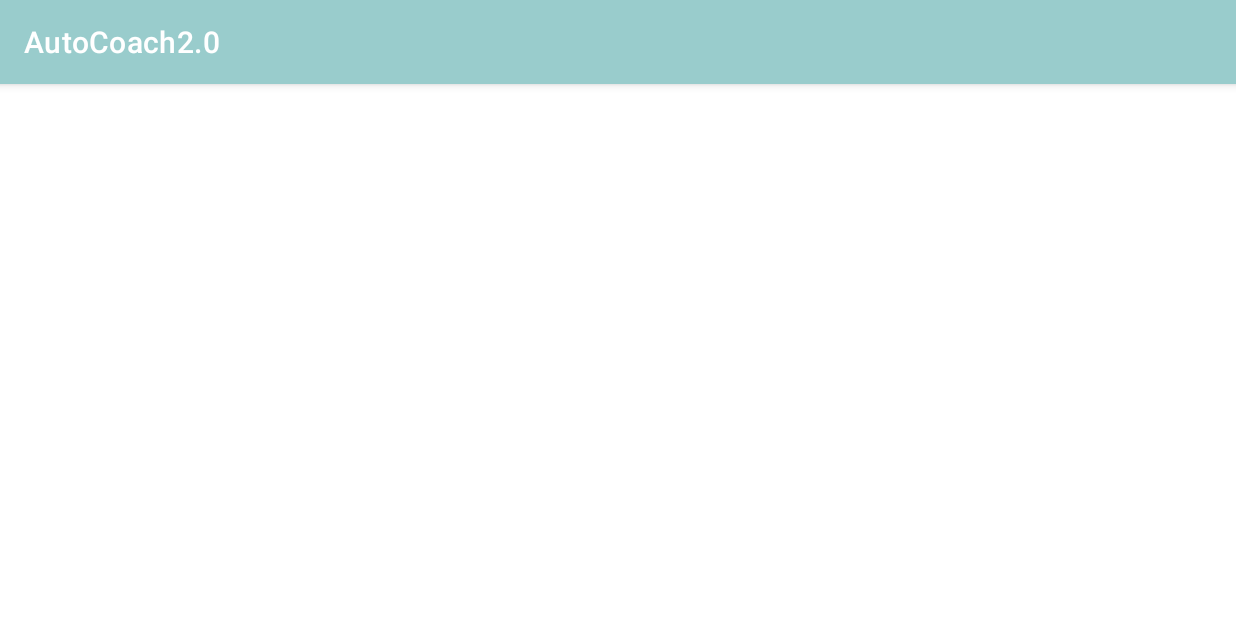
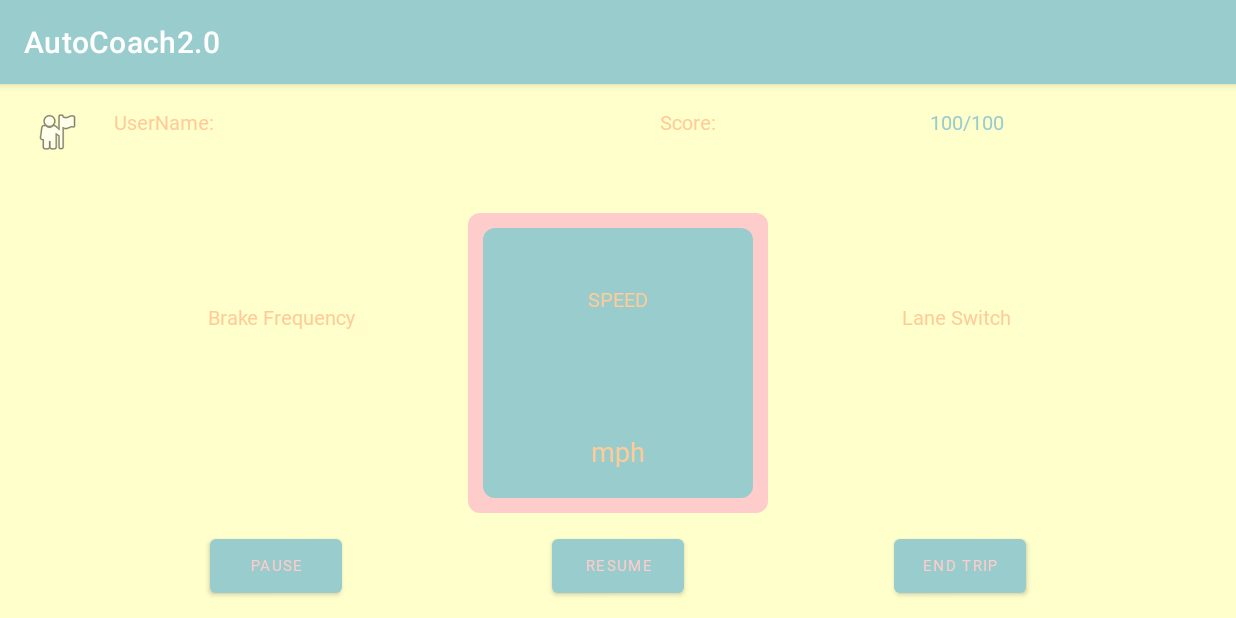
Before and after one commit to xueningleng/AutoCoach2.0, an Android app: the StartAutoCoachActivity screen opened directly, with no data from a screen before it, on a phone screen of 824 x 412 dp (held sideways). Run offline under Robolectric (Android 15) with nearby library versions, the phone set to English and light mode, and no system bars; our stand-ins replace Firebase (no records; nobody signed in at launch, a user with empty details on screens opened directly); Roboto replaces fonts that are not available here.

Commit message:
abandoned mySQL, making changes to original database but facing trouble in updating user profile

```diff
--- a/app/src/main/AndroidManifest.xml
+++ b/app/src/main/AndroidManifest.xml
@@ -34,7 +34,9 @@
             android:screenOrientation="landscape"></activity>
         <activity android:name=".Activities.StartAutoCoachActivity"
             android:configChanges="orientation"
-            android:screenOrientation="landscape"></activity>
+            android:screenOrientation="landscape">
+
+        </activity>
 
         <meta-data
             android:name="preloaded_fonts"
--- a/app/src/main/java/com/example/autocoach20/Activities/Databases/TripDatabase/DbHelper.java
+++ b/app/src/main/java/com/example/autocoach20/Activities/Databases/TripDatabase/DbHelper.java
@@ -25,6 +25,7 @@ public class DbHelper extends SQLiteOpenHelper {
     public void onCreate(SQLiteDatabase db) {
         db.execSQL(SQL_CREATE_USER);
         db.execSQL(SQL_CREATE_TRIP);
+        db.execSQL(SQL_CREATE_SPEEDRECORD);
         db.execSQL(SQL_CREATE_EVENT);
         db.execSQL(SQL_CREATE_PATTERN_WINDOW);
         db.execSQL(SQL_CREATE_RECOMMENDATION);
@@ -36,6 +37,7 @@ public class DbHelper extends SQLiteOpenHelper {
         // to simply to discard the data and start over
         db.execSQL(SQL_DELETE_USER);
         db.execSQL(SQL_DELETE_TRIP);
+        db.execSQL(SQL_DELETE_SPEEDRECORD);
         db.execSQL(SQL_DELETE_EVENT);
         db.execSQL(SQL_DELETE_PATTERN_WINDOW);
         db.execSQL(SQL_DELETE_RECOMMENDATION);
@@ -61,7 +63,9 @@ public class DbHelper extends SQLiteOpenHelper {
                     FeedReaderContract.FeedEntry.COLUMN_UID + " VARCHAR PRIMARY KEY, " +
                     FeedReaderContract.FeedEntry.COLUMN_FIRST_NAME + " TEXT, " +
                     FeedReaderContract.FeedEntry.COLUMN_LAST_NAME + " TEXT, " +
-                    FeedReaderContract.FeedEntry.COLUMN_CREATED_AT + " LONG " +
+                    FeedReaderContract.FeedEntry.COLUMN_CREATED_AT + " LONG," +
+                    FeedReaderContract.FeedEntry.COLUMN_GENDER + " INT, " +
+                    FeedReaderContract.FeedEntry.COLUMN_AGE + " INT " +
                     ")";
 
     private static final String SQL_CREATE_TRIP =
@@ -75,6 +79,14 @@ public class DbHelper extends SQLiteOpenHelper {
                     "FOREIGN KEY (" + FeedReaderContract.FeedEntry.COLUMN_USER_ID + ") REFERENCES " + FeedReaderContract.FeedEntry.TABLE_USER + " (" + FeedReaderContract.FeedEntry.COLUMN_UID + ")" +
                     ")";
 
+    private static final String SQL_CREATE_SPEEDRECORD =
+            "CREATE TABLE " + FeedReaderContract.FeedEntry.TABLE_SPEEDRECORD+ " (" +
+                    FeedReaderContract.FeedEntry.COLUMN_RECORD_ID + " INTEGER PRIMARY KEY AUTOINCREMENT NOT NULL, " +
+                    FeedReaderContract.FeedEntry.COLUMN_TRIP_ID+ " INTEGER, " +
+                    FeedReaderContract.FeedEntry.COLUMN_SPEED + " INT, " +
+                    FeedReaderContract.FeedEntry.COLUMN_TIMESTAMP + " TIMESTAMP, " +
+                    "FOREIGN KEY (" + FeedReaderContract.FeedEntry.COLUMN_TRIP_ID + ") REFERENCES " + FeedReaderContract.FeedEntry.TABLE_TRIP + " (" + FeedReaderContract.FeedEntry.COLUMN_TRIP_ID + ")" +
+                    ")";
     private static final String SQL_CREATE_EVENT =
             "CREATE TABLE " + FeedReaderContract.FeedEntry.TABLE_EVENT + " (" +
                     FeedReaderContract.FeedEntry.COLUMN_ID + " INTEGER PRIMARY KEY AUTOINCREMENT NOT NULL, " + //For all trips
@@ -124,6 +136,9 @@ public class DbHelper extends SQLiteOpenHelper {
     private static final String SQL_DELETE_PATTERN_WINDOW =
             "DROP TABLE IF EXISTS " + FeedReaderContract.FeedEntry.TABLE_PATTERN_WINDOW;
 
+    private static final String SQL_DELETE_SPEEDRECORD =
+            "DROP TABLE IF EXISTS " + FeedReaderContract.FeedEntry.TABLE_SPEEDRECORD;
+
     private static final String SQL_DELETE_EVENT =
             "DROP TABLE IF EXISTS " + FeedReaderContract.FeedEntry.TABLE_EVENT;
 
--- a/app/src/main/java/com/example/autocoach20/Activities/Model/Trip.java
+++ b/app/src/main/java/com/example/autocoach20/Activities/Model/Trip.java
@@ -1,6 +1,4 @@
 package com.example.autocoach20.Activities.Model;
-
-import com.example.autocoach20.Activities.DBOperations;
 
 public class Trip {
 
@@ -9,7 +7,6 @@ public class Trip {
     private long tripEndTime;
     private String tripUserId;
     private double tripScore; //Average score of all trip windows
-    DBOperations mydb = new DBOperations();
 
     public Trip(int tripId, long tripStartTime, String tripUserId) {
         this.tripId = tripId;
--- a/app/src/main/java/com/example/autocoach20/Activities/StartAutoCoachActivity.java
+++ b/app/src/main/java/com/example/autocoach20/Activities/StartAutoCoachActivity.java
@@ -38,6 +38,7 @@ import com.google.firebase.auth.FirebaseUser;
 import com.google.firebase.firestore.DocumentReference;
 import com.google.firebase.firestore.FirebaseFirestore;
 
+import java.sql.Timestamp;
 import java.util.List;
 
 public class StartAutoCoachActivity extends AppCompatActivity {
@@ -53,14 +54,14 @@ public class StartAutoCoachActivity extends AppCompatActivity {
         return running;
     }
     //ui items
-    private Button end_btn;
-    private TextView display_uname;
-    private TextView display_score;
+    private Button end_btn, pause_btn,resume_btn;
+    private TextView display_uname_hint,display_uname;
+    private TextView display_score_hint,display_score;
     private TextView display_speed;
     private int speed;
     //trip info
-    DBOperations mydb = new DBOperations();
-    //Operations dbOperations = new Operations();
+    //DBOperations mydb = new DBOperations();
+    Operations dbOperations = new Operations();
     public int DBTripId;
     public int getDBTripId () { return DBTripId; }
     public Trip trip;
@@ -120,38 +121,28 @@ public class StartAutoCoachActivity extends AppCompatActivity {
     protected void onCreate(Bundle savedInstanceState){
         super.onCreate(savedInstanceState);
 
-        Intent intent = getIntent();
+        //Intent intent = getIntent();
+
         setContentView(R.layout.activity_startcoach20);
+        initializeUI();
+        /*pause_btn.setOnClickListener(new View.OnClickListener(){
+            @Override
+            public void onClick(View v){
+                onPause();
+            }
+        });
+        resume_btn.setOnClickListener(new View.OnClickListener(){
+            @Override
+            public void onClick(View v){onResume();}
+        });*/
         fbUser = FirebaseAuth.getInstance().getCurrentUser();
         user = new User(fbUser,20,0);
-        //create tables on database
-        try{
 
-            if (!mydb.checkTableExist("trips")) {
-                mydb.createTripTable();
-            }
-            if (!mydb.checkTableExist("users")){
-                mydb.createUserTable();
-            }
-            if (!mydb.checkTableExist("records")) {
-                mydb.createRecordTable();
-            }
-        }catch(Exception e){
-            System.out.println("SQLException: " + e.getMessage());
-            System.out.println("Cause: " + e.getCause());
-        }
-        trip.setTripStartTime(System.currentTimeMillis());
-        trip.setTripEndTime(0);
-        try{
-           DBTripId = mydb.insertTrip(fbUser.getUid(),trip.getTripStartTime(),trip.getTripEndTime());
-        } catch (Exception e) {
-            e.printStackTrace();
-        }
-        try {
-            trip = mydb.fetchTripData(DBTripId);
-        } catch (Exception e) {
-            e.printStackTrace();
-        }
+        long tripStartTime = System.currentTimeMillis();
+        dbOperations.addToTableTrip(getApplicationContext(), fbUser.getUid(), 0 ,tripStartTime, 0,0);
+        trip = dbOperations.readCurrentTripDetails(this); //Read trip information
+
+        updateUI();
 
         //android library
         locationManager = (LocationManager) getSystemService(Context.LOCATION_SERVICE);
@@ -180,15 +171,12 @@ public class StartAutoCoachActivity extends AppCompatActivity {
         if (ContextCompat.checkSelfPermission(this,android.Manifest.permission.ACCESS_FINE_LOCATION)== PackageManager.PERMISSION_GRANTED) {
             //Get location service
             locationManager = (LocationManager) getSystemService(Context.LOCATION_SERVICE);
-            /*
-            Get the currently available location providers
-            List<String> list = locationManager.getProviders(true);
-            */
 
             Location location = locationManager.getLastKnownLocation(provider);
             if (location != null) {
                 int currentSpeed = updateSpeedByLocation(location);
-                mydb.insertRecord(getDBTripId(),currentSpeed);
+                Timestamp timestamp = new Timestamp(System.currentTimeMillis());
+                dbOperations.addToTableSpeedRecord(getApplicationContext(),getDBTripId(),currentSpeed,timestamp);
                 display_speed.setText(currentSpeed);
             }
             //Set the timer for 5 seconds to request location information
@@ -210,11 +198,7 @@ public class StartAutoCoachActivity extends AppCompatActivity {
                     But its okay for now
                      */
                         new Thread(() -> {
-                            try {
-                                mydb.insertUser(fbUser.getUid(), fbUser.getDisplayName(), fbUser.getEmail());
-                            }catch (Exception e) {
-                                e.printStackTrace();
-                            }
+                            dbOperations.addToTableUser(documentReference, getApplicationContext(), fbUser);
                         }).start();
                     }
                 })
@@ -260,7 +244,8 @@ public class StartAutoCoachActivity extends AppCompatActivity {
             running = false; // This variable controls the Feedback Activity Threads while loop
             //Update end time for the trip
             long tripEndTime = System.currentTimeMillis();
-            mydb.updateTrip(getDBTripId(),tripEndTime);
+            Operations op = new Operations();
+            op.updateTripRecord(this, getDBTripId(), tripEndTime, fbUser.getUid(), trip.getTripScore());
             /**
              * Uploading trip data without using the worker, bc the worker will take the old trip data
              * before it's been updated. So we update it, send it, then call the worker to upload
@@ -291,15 +276,15 @@ public class StartAutoCoachActivity extends AppCompatActivity {
             //Go to Summary Page
             //Intent intent = new Intent(StartAutoCoachActivity.this, SummaryActivity.class);
             finish();
-            startActivity(intent);
+            startActivity(getIntent());
         });
     }
 
-
-    /*@Nullable
+/*
+    @Nullable
     @Override
     public View onCreateView(@NonNull String name, @NonNull Context context, @NonNull AttributeSet attrs) {
-        setTheme(R.style.MySuperAppTheme);
+        setTheme(R.style.Theme_AutoCoach20);
         int SDK_INT = android.os.Build.VERSION.SDK_INT;
         if (SDK_INT > 8)
         {
@@ -311,8 +296,8 @@ public class StartAutoCoachActivity extends AppCompatActivity {
         }
 
         return super.onCreateView(name, context, attrs);
-    }*/
-
+    }
+*/
 
     // ************************************************************************** //
     // LOCATION MANAGER LISTENER
@@ -385,11 +370,27 @@ public class StartAutoCoachActivity extends AppCompatActivity {
 
 
     private void initializeUI(){
+        display_score_hint = findViewById(R.id.display_score_hint);
+        display_uname_hint = findViewById(R.id.display_name_hint);
         display_uname = findViewById(R.id.display_name);
         display_score = findViewById(R.id.display_score);
-        display_uname.setText("User ID: " + fbUser.getDisplayName());
+
+        pause_btn = findViewById(R.id.pause);
+        resume_btn = findViewById(R.id.resume);
+        end_btn = findViewById(R.id.endBtn);
+    }
+
+    private void updateUI(){
+        display_uname.setText(user.getUser_name());
         display_score.setText("100/100");
-        end_btn = findViewById(R.id.endBtn);
+    }
+
+    @Override
+    public void onPause() {
+        super.onPause();  // Always call the superclass method first
+
+        // Release the Camera because we don't need it when paused
+        // and other activities might need to use it.
 
     }
 
--- a/app/src/main/res/layout/activity_signup.xml
+++ b/app/src/main/res/layout/activity_signup.xml
@@ -61,7 +61,7 @@
             android:elevation="2dp"
             android:fontFamily="@font/sarpanch_bold"
             android:hint="Enter Nickname: "
-            android:inputType="textPassword"
+            android:inputType="textPersonName"
             android:textColor="@color/warm1"
             android:textColorHint="@color/warm4"
             android:textSize="20sp"
--- a/app/src/main/res/layout/activity_startcoach20.xml
+++ b/app/src/main/res/layout/activity_startcoach20.xml
@@ -11,40 +11,39 @@
         android:id="@+id/outter"
         android:layout_width="wrap_content"
         android:layout_height="wrap_content"
-        app:srcCompat="@drawable/speedometer"
+        app:layout_constraintBottom_toBottomOf="parent"
+        app:layout_constraintEnd_toEndOf="parent"
+        app:layout_constraintStart_toStartOf="parent"
         app:layout_constraintTop_toTopOf="@id/display_name"
-        app:layout_constraintBottom_toBottomOf="parent"
-        app:layout_constraintStart_toStartOf="parent"
-        app:layout_constraintEnd_toEndOf="parent"/>
+        app:srcCompat="@drawable/speedometer" />
 
 
     <ImageView
         android:id="@+id/inner"
         android:layout_width="wrap_content"
         android:layout_height="wrap_content"
-        app:srcCompat="@drawable/speedometerin"
+        app:layout_constraintBottom_toBottomOf="@id/outter"
+        app:layout_constraintEnd_toEndOf="@id/outter"
+        app:layout_constraintStart_toStartOf="@id/outter"
         app:layout_constraintTop_toTopOf="@id/outter"
-        app:layout_constraintBottom_toBottomOf="@id/outter"
-        app:layout_constraintStart_toStartOf="@id/outter"
-        app:layout_constraintEnd_toEndOf="@id/outter"
-        />
+        app:srcCompat="@drawable/speedometerin" />
 
     <LinearLayout
         android:id="@+id/groupdisplay"
         android:layout_width="wrap_content"
         android:layout_height="wrap_content"
-    app:layout_constraintTop_toBottomOf="@id/display_name"
+        android:orientation="horizontal"
         app:layout_constraintBottom_toBottomOf="parent"
+        app:layout_constraintEnd_toEndOf="parent"
         app:layout_constraintStart_toStartOf="parent"
-    app:layout_constraintEnd_toEndOf="parent"
-    android:orientation="horizontal"
-    android:elevation="@dimen/material_emphasis_disabled">
+        app:layout_constraintTop_toBottomOf="@id/display_name">
+
         <LinearLayout
             android:layout_width="200dp"
             android:layout_height="wrap_content"
             android:layout_gravity="center_vertical"
-        android:orientation="vertical"
-        >
+            android:orientation="vertical">
+
             <TextView
                 android:id="@+id/braketext"
                 android:layout_width="match_parent"
@@ -54,8 +53,8 @@
                 android:gravity="center"
                 android:text="Brake Frequency"
                 android:textColor="@color/warm2"
-            android:textSize="15dp"
-            />
+                android:textSize="13dp" />
+
             <TextView
                 android:id="@+id/brakewarn"
                 android:layout_width="match_parent"
@@ -65,22 +64,22 @@
                 android:gravity="center"
                 android:text=""
                 android:textColor="@color/warm1"
-            android:textSize="25dp"
                 android:textColorHighlight="@color/warm2"
-            />
+                android:textSize="22dp" />
 
         </LinearLayout>
+
         <LinearLayout
             android:layout_width="wrap_content"
             android:layout_height="wrap_content"
-        app:layout_constraintTop_toBottomOf="@id/display_name"
-        app:layout_constraintBottom_toBottomOf="parent"
-        app:layout_constraintStart_toStartOf="parent"
-        app:layout_constraintEnd_toEndOf="parent"
             android:layout_marginLeft="50dp"
             android:layout_marginRight="50dp"
             android:orientation="vertical"
-        android:elevation="@dimen/fui_field_padding_vert">
+            app:layout_constraintBottom_toBottomOf="parent"
+            app:layout_constraintEnd_toEndOf="parent"
+            app:layout_constraintStart_toStartOf="parent"
+            app:layout_constraintTop_toBottomOf="@id/display_name">
+
             <TextView
                 android:id="@+id/speedtext"
                 android:layout_width="150dp"
@@ -90,8 +89,8 @@
                 android:gravity="center"
                 android:text="SPEED"
                 android:textColor="@color/warm2"
-            android:textSize="15dp"
-            />
+                android:textSize="13dp" />
+
             <TextView
                 android:id="@+id/speednum"
                 android:layout_width="150dp"
@@ -101,9 +100,9 @@
                 android:gravity="center"
                 android:text=""
                 android:textColor="@color/dark_orange"
-            android:textSize="50dp"
                 android:textColorHighlight="@color/warm2"
-            />
+                android:textSize="45dp" />
+
             <TextView
                 android:id="@+id/speedunit"
                 android:layout_width="150dp"
@@ -113,8 +112,7 @@
                 android:gravity="center"
                 android:text="mph"
                 android:textColor="@color/warm2"
-            android:textSize="20dp"
-            />
+                android:textSize="18dp" />
 
         </LinearLayout>
 
@@ -122,8 +120,8 @@
             android:layout_width="200dp"
             android:layout_height="wrap_content"
             android:layout_gravity="center_vertical"
-        android:orientation="vertical"
-        >
+            android:orientation="vertical">
+
             <TextView
                 android:id="@+id/lanetext"
                 android:layout_width="match_parent"
@@ -133,8 +131,8 @@
                 android:gravity="center"
                 android:text="Lane Switch"
                 android:textColor="@color/warm2"
-            android:textSize="15dp"
-            />
+                android:textSize="13dp" />
+
             <TextView
                 android:id="@+id/lanewarn"
                 android:layout_width="match_parent"
@@ -144,12 +142,12 @@
                 android:gravity="center"
                 android:text=""
                 android:textColor="@color/dark_orange"
-            android:textSize="25dp"
                 android:textColorHighlight="@color/warm2"
-            />
+                android:textSize="22dp" />
 
         </LinearLayout>
     </LinearLayout>
+
     <ImageView
         android:id="@+id/userIcon"
         android:layout_width="wrap_content"
@@ -157,34 +155,36 @@
         android:layout_marginStart="16dp"
         android:layout_marginEnd="16dp"
         android:outlineAmbientShadowColor="@color/warm1"
+        app:layout_constraintEnd_toStartOf="@+id/display_name_hint"
         app:layout_constraintStart_toStartOf="parent"
-        app:layout_constraintEnd_toStartOf="@+id/display_name_hint"
         app:layout_constraintTop_toTopOf="@+id/display_name_hint"
         app:srcCompat="@android:drawable/ic_menu_myplaces" />
+
     <TextView
         android:id="@+id/display_name_hint"
         android:layout_width="wrap_content"
         android:layout_height="wrap_content"
         android:layout_marginTop="16dp"
+        android:fontFamily="@font/stalinist_one"
         android:text="UserName: "
-        android:fontFamily="@font/stalinist_one"
         android:textColor="@color/warm2"
-        android:textSize="17dp"
-        app:layout_constraintStart_toEndOf = "@id/userIcon"
-        app:layout_constraintTop_toTopOf="parent"
-        app:layout_constraintEnd_toStartOf="@id/display_name_hint"/>
+        android:textSize="13dp"
+        app:layout_constraintEnd_toStartOf="@id/display_name_hint"
+        app:layout_constraintStart_toEndOf="@id/userIcon"
+        app:layout_constraintTop_toTopOf="parent" />
+
     <TextView
         android:id="@+id/display_name"
         android:layout_width="wrap_content"
         android:layout_height="wrap_content"
         android:layout_marginTop="16dp"
+        android:fontFamily="@font/stalinist_one"
         android:text=""
-        android:fontFamily="@font/stalinist_one"
         android:textColor="@color/warm1"
-        android:textSize="17dp"
+        android:textSize="13dp"
         app:layout_constraintEnd_toStartOf="@id/display_score_hint"
-        app:layout_constraintTop_toTopOf="parent"
-        app:layout_constraintStart_toEndOf="@id/display_name_hint"/>
+        app:layout_constraintStart_toEndOf="@id/display_name_hint"
+        app:layout_constraintTop_toTopOf="parent" />
 
 
     <TextView
@@ -193,41 +193,65 @@
         android:layout_height="wrap_content"
         android:layout_marginStart="16dp"
         android:layout_marginTop="16dp"
+        android:fontFamily="@font/stalinist_one"
         android:text="Score: "
-        android:fontFamily="@font/stalinist_one"
         android:textColor="@color/warm2"
-        android:textSize="17dp"
+        android:textSize="13dp"
         app:layout_constraintEnd_toEndOf="@id/display_score"
         app:layout_constraintStart_toEndOf="@+id/display_name"
         app:layout_constraintTop_toTopOf="parent" />
+
     <TextView
         android:id="@+id/display_score"
         android:layout_width="wrap_content"
         android:layout_height="wrap_content"
         android:layout_marginTop="16dp"
         android:layout_marginEnd="16dp"
+        android:fontFamily="@font/stalinist_one"
         android:text=""
-        android:fontFamily="@font/stalinist_one"
         android:textColor="@color/warm1"
-        android:textSize="17dp"
+        android:textSize="13dp"
         app:layout_constraintEnd_toEndOf="parent"
         app:layout_constraintStart_toEndOf="@+id/display_score_hint"
         app:layout_constraintTop_toTopOf="parent" />
-
 
 
     <Button
         android:id="@+id/endBtn"
         android:layout_width="wrap_content"
         android:layout_height="wrap_content"
+        android:fontFamily="@font/stalinist_one"
         android:text="END TRIP"
+        android:textColor="@color/warm3"
+        android:textSize="10dp"
+        app:layout_constraintBottom_toBottomOf="parent"
+        app:layout_constraintStart_toEndOf="@id/resume"
+        app:layout_constraintEnd_toEndOf="parent"
+        app:layout_constraintTop_toBottomOf="@+id/outter" />
+
+    <Button
+        android:id="@+id/resume"
+        android:layout_width="wrap_content"
+        android:layout_height="wrap_content"
         android:fontFamily="@font/stalinist_one"
+        android:text="RESUME"
         android:textColor="@color/warm3"
-        android:textSize="17dp"
-        app:layout_constraintBottom_toBottomOf="parent"
-        app:layout_constraintEnd_toEndOf="parent"
+        android:textSize="10dp"
+        app:layout_constraintBaseline_toBaselineOf="@+id/endBtn"
+        app:layout_constraintEnd_toStartOf="@+id/endBtn"
+        app:layout_constraintStart_toEndOf="@+id/pause" />
+
+    <Button
+        android:id="@+id/pause"
+        android:layout_width="wrap_content"
+        android:layout_height="wrap_content"
+        android:fontFamily="@font/stalinist_one"
+        android:text="PAUSE"
+        android:textColor="@color/warm3"
+        android:textSize="10dp"
+        app:layout_constraintBaseline_toBaselineOf="@+id/resume"
         app:layout_constraintStart_toStartOf="parent"
-        app:layout_constraintTop_toBottomOf="@+id/outter" />
+        app:layout_constraintEnd_toStartOf="@id/resume"/>
 
 
 </androidx.constraintlayout.widget.ConstraintLayout>
```
Also changed, not shown: app/build.gradle (+11 -0 lines), app/src/main/java/com/example/autocoach20/Activities/Databases/SensorDatabase/SensorDbHelper.java (+5 -9 lines), app/src/main/java/com/example/autocoach20/Activities/Databases/TripDatabase/FeedReaderContract.java (+8 -0 lines), app/src/main/java/com/example/autocoach20/Activities/Operations.java (+56 -0 lines), app/src/main/java/com/example/autocoach20/Activities/SignInActivity.java (+1 -23 lines), app/src/main/java/com/example/autocoach20/Activities/SignUpActivity.java (+34 -1 lines), app/src/main/java/com/example/autocoach20/Activities/UserInfoActivity.java (+40 -7 lines). Lines whose indentation alone changed are shown as unchanged.
